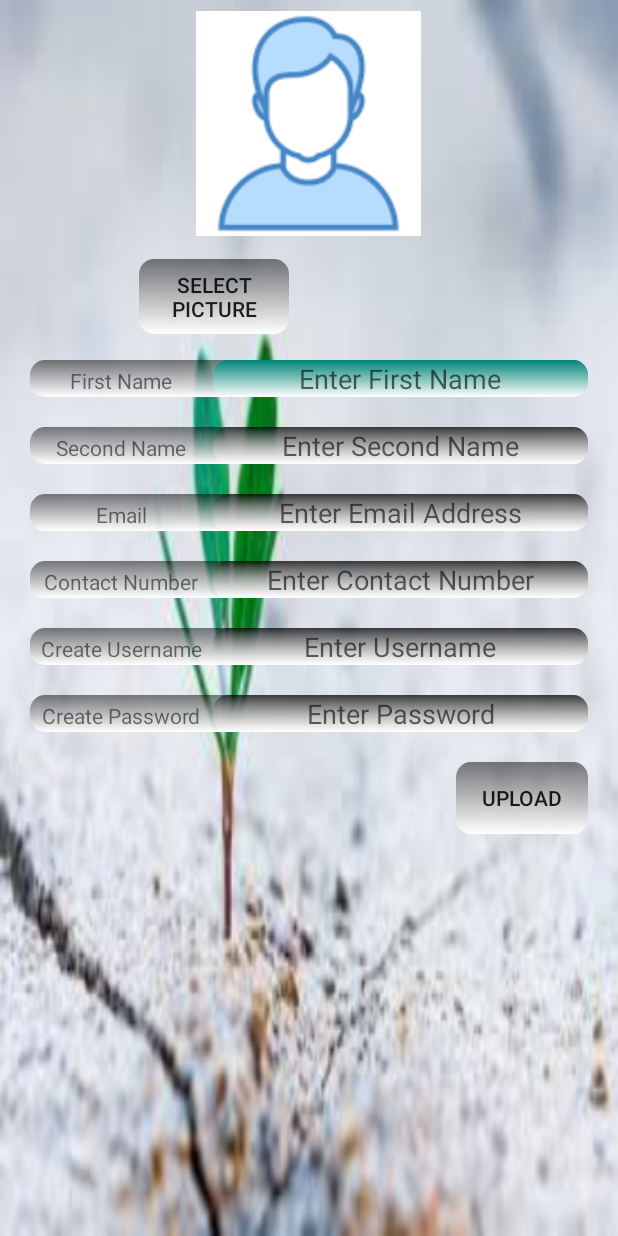
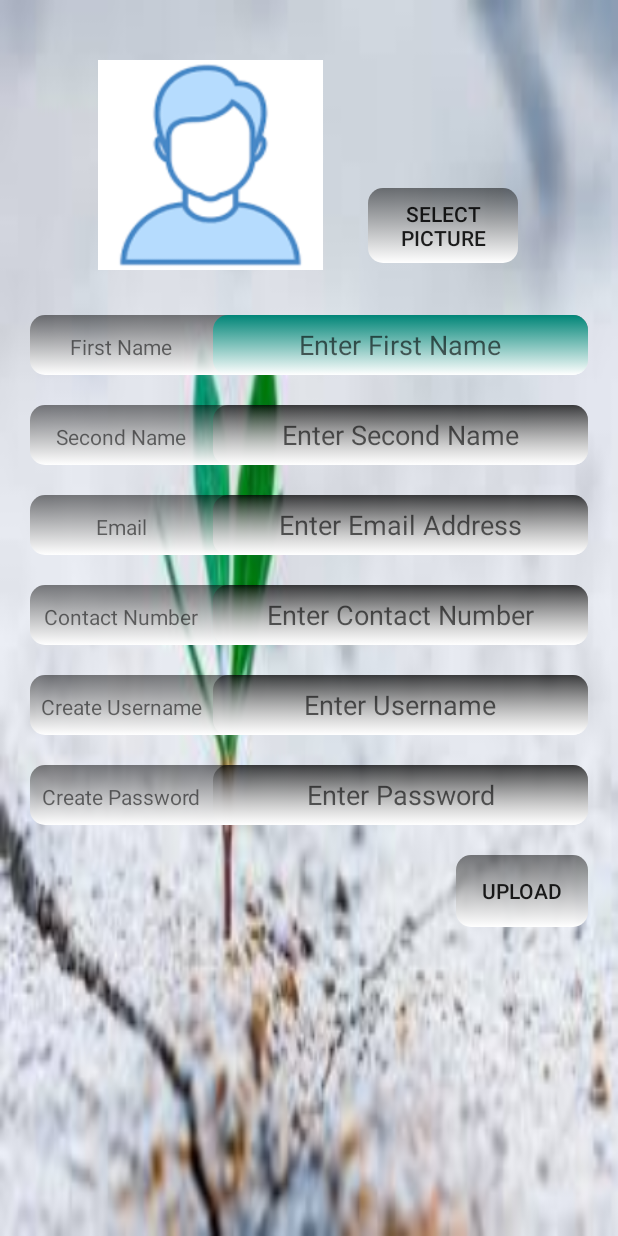
Before and after one commit to NuwanthaPrabhash/Real-Tracker, an Android app: the FarmarProfileCreation screen opened directly, with no data from a screen before it, on a phone screen of 412 x 824 dp. Run offline under Robolectric (Android 15) with nearby library versions, the phone set to English and light mode, and no system bars; our stand-ins replace Firebase (no records; nobody signed in at launch, a user with empty details on screens opened directly).

Commit message:
profile creation ui changed and saving part also created as save with the image

```diff
--- a/Project/app/src/main/java/com/example/mainactivity/activities/FarmarProfileCreation.java
+++ b/Project/app/src/main/java/com/example/mainactivity/activities/FarmarProfileCreation.java
@@ -30,17 +30,11 @@ import com.google.firebase.storage.FirebaseStorage;
 import com.google.firebase.storage.StorageReference;
 import com.google.firebase.storage.StorageTask;
 import com.google.firebase.storage.UploadTask;
-import com.prihanofficial.rabbit.logics.Rabbit;
-
-import java.io.File;
-import java.io.IOException;
-
-import de.hdodenhof.circleimageview.CircleImageView;
 
 public class FarmarProfileCreation extends AppCompatActivity {
 
     EditText firstNameEdit, secoundNameEdit, emailEdit, contactNumberEdit, createUsernameEdit, createPasswordEdit;
-    Button saveFarmarProfileCreation, profilePicSelelctButton, profilePicUploadButton;
+    Button  profilePicSelelctButton, profilePicUploadButton;
     FarmarProfileCreationModel farmarProfileCreationModel;
     DatabaseReference databaseReference;
     ImageView imageView, profilePicUploadImageView;
@@ -66,8 +60,6 @@ public class FarmarProfileCreation extends AppCompatActivity {
         contactNumberEdit = findViewById(R.id.contactNumberEdit);
         createUsernameEdit = findViewById(R.id.createUsernameEdit);
         createPasswordEdit = findViewById(R.id.createPasswordEdit);
-        saveFarmarProfileCreation = findViewById(R.id.saveFarmarProfileCreation);
-
 
         farmarProfileCreationModel = new FarmarProfileCreationModel();
         databaseReference = FirebaseDatabase.getInstance().getReference().child("FarmerProfiles");  // all these together to connect the database
@@ -87,27 +79,7 @@ public class FarmarProfileCreation extends AppCompatActivity {
 //        Rabbit.getModifiedRabbitBitmap();
 //        imageView.setImageBitmap(Rabbit.getModifiedRabbitBitmap());
 //        ///
-        saveFarmarProfileCreation.setOnClickListener(new View.OnClickListener() {
-            @Override
-            public void onClick(View v) {
 
-//                setData();
-//kkkkkkkkkk
-////                farmarProfileCreationModel.setFirstNameEdit(firstNameEdit.getText().toString().trim());
-////                farmarProfileCreationModel.setSecoundNameEdit(secoundNameEdit.getText().toString().trim());
-////                farmarProfileCreationModel.setEmailEdit(emailEdit.getText().toString().trim());
-////                farmarProfileCreationModel.setContactNumberEdit(Integer.valueOf(contactNumberEdit.getText().toString().trim()));
-////                farmarProfileCreationModel.setCreateUsernameEdit(createUsernameEdit.getText().toString().trim());
-////                farmarProfileCreationModel.setCreatePasswordEdit(Integer.valueOf(createPasswordEdit.getText().toString().trim()));
-////
-////                databaseReference.push().setValue(farmarProfileCreationModel);
-//kkkkkkkkkkkkkkk
-//                Intent saveFarmarProfileCreationIntent = new Intent(FarmarProfileCreation.this, EnterProductDetails.class);
-//                startActivity(saveFarmarProfileCreationIntent);
-
-
-            }
-        });
 
         profilePicSelelctButton.setOnClickListener(new View.OnClickListener() {
             @Override
--- a/Project/app/src/main/res/layout/activity_farmar_profile_creation.xml
+++ b/Project/app/src/main/res/layout/activity_farmar_profile_creation.xml
@@ -17,7 +17,7 @@
 
         <LinearLayout
             android:layout_width="match_parent"
-            android:layout_height="230dp"
+            android:layout_height="180dp"
             android:orientation="vertical">
 
             <RelativeLayout
@@ -30,15 +30,15 @@
                     android:id="@+id/profilePicUploadImageView"
                     android:layout_width="150dp"
                     android:layout_height="150dp"
-                    android:layout_marginLeft="38dp"
+                    android:layout_marginTop="40dp"
                     android:background="@drawable/userimg"/>
 
                 <Button
                     android:id="@+id/profilePicSelelctButton"
                     android:layout_width="100dp"
                     android:layout_height="50dp"
-                    android:layout_marginTop="165dp"
-                    android:layout_marginRight="125dp"
+                    android:layout_marginTop="125dp"
+                    android:layout_marginLeft="180dp"
                     android:background="@drawable/background_color"
                     android:text="@string/profilePicSelelct" />
 
@@ -51,7 +51,7 @@
             android:layout_width="match_parent"
             android:layout_height="match_parent"
             android:layout_marginLeft="20dp"
-            android:layout_marginTop="230dp"
+            android:layout_marginTop="200dp"
             android:layout_marginRight="20dp"
             android:layout_marginBottom="20dp"
             android:orientation="vertical">
@@ -60,7 +60,7 @@
             <!--first name-->
             <LinearLayout
                 android:layout_width="match_parent"
-                android:layout_height="wrap_content"
+                android:layout_height="40dp"
                 android:orientation="horizontal"
                 android:background="@drawable/background_color"
                 android:layout_marginTop="10dp"
@@ -69,14 +69,14 @@
                 <TextView
                     android:id="@+id/firstNameLable"
                     android:layout_width="122dp"
-                    android:layout_height="wrap_content"
+                    android:layout_height="40dp"
                     android:gravity="center"
                     android:text="@string/first_name" />
 
                 <EditText
                     android:id="@+id/firstNameEdit"
                     android:layout_width="match_parent"
-                    android:layout_height="wrap_content"
+                    android:layout_height="40dp"
                     android:gravity="center"
                     android:background="@drawable/background_color"
                     android:hint="@string/enter_first_name" />
@@ -85,7 +85,7 @@
             <!--secound name-->
             <LinearLayout
                 android:layout_width="match_parent"
-                android:layout_height="wrap_content"
+                android:layout_height="40dp"
                 android:orientation="horizontal"
                 android:background="@drawable/background_color"
                 android:layout_marginTop="10dp"
@@ -94,14 +94,14 @@
                 <TextView
                     android:id="@+id/secoundNameLable"
                     android:layout_width="122dp"
-                    android:layout_height="wrap_content"
+                    android:layout_height="40dp"
                     android:gravity="center"
                     android:text="@string/secound_name" />
 
                 <EditText
                     android:id="@+id/secoundNameEdit"
                     android:layout_width="match_parent"
-                    android:layout_height="wrap_content"
+                    android:layout_height="40dp"
                     android:gravity="center"
                     android:background="@drawable/background_color"
                     android:hint="@string/enter_second_name" />
@@ -111,7 +111,7 @@
 
             <LinearLayout
                 android:layout_width="match_parent"
-                android:layout_height="wrap_content"
+                android:layout_height="40dp"
                 android:orientation="horizontal"
                 android:background="@drawable/background_color"
                 android:layout_marginTop="10dp"
@@ -120,14 +120,14 @@
                 <TextView
                     android:id="@+id/emailLable"
                     android:layout_width="122dp"
-                    android:layout_height="wrap_content"
+                    android:layout_height="40dp"
                     android:gravity="center"
                     android:text="@string/email" />
 
                 <EditText
                     android:id="@+id/emailEdit"
                     android:layout_width="match_parent"
-                    android:layout_height="wrap_content"
+                    android:layout_height="40dp"
                     android:hint="@string/enter_email_address"
                     android:gravity="center"
                     android:background="@drawable/background_color"
@@ -138,7 +138,7 @@
 
             <LinearLayout
                 android:layout_width="match_parent"
-                android:layout_height="wrap_content"
+                android:layout_height="40dp"
                 android:orientation="horizontal"
                 android:background="@drawable/background_color"
                 android:layout_marginTop="10dp"
@@ -147,14 +147,14 @@
                 <TextView
                     android:id="@+id/contactNumberLable"
                     android:layout_width="122dp"
-                    android:layout_height="wrap_content"
+                    android:layout_height="40dp"
                     android:gravity="center"
                     android:text="@string/contact_number" />
 
                 <EditText
                     android:id="@+id/contactNumberEdit"
                     android:layout_width="match_parent"
-                    android:layout_height="wrap_content"
+                    android:layout_height="40dp"
                     android:hint="@string/enter_contact_number"
                     android:gravity="center"
                     android:background="@drawable/background_color"
@@ -164,7 +164,7 @@
             <!--create username-->
             <LinearLayout
                 android:layout_width="match_parent"
-                android:layout_height="wrap_content"
+                android:layout_height="40dp"
                 android:orientation="horizontal"
                 android:background="@drawable/background_color"
                 android:layout_marginTop="10dp"
@@ -173,14 +173,14 @@
                 <TextView
                     android:id="@+id/createUsernameLable"
                     android:layout_width="122dp"
-                    android:layout_height="wrap_content"
+                    android:layout_height="40dp"
                     android:gravity="center"
                     android:text="@string/createUsername" />
 
                 <EditText
                     android:id="@+id/createUsernameEdit"
                     android:layout_width="match_parent"
-                    android:layout_height="wrap_content"
+                    android:layout_height="40dp"
                     android:gravity="center"
                     android:background="@drawable/background_color"
                     android:hint="@string/enter_username" />
@@ -189,7 +189,7 @@
             <!--create password-->
             <LinearLayout
                 android:layout_width="match_parent"
-                android:layout_height="wrap_content"
+                android:layout_height="40dp"
                 android:orientation="horizontal"
                 android:background="@drawable/background_color"
                 android:layout_marginTop="10dp"
@@ -198,14 +198,14 @@
                 <TextView
                     android:id="@+id/createPasswordLable"
                     android:layout_width="122dp"
-                    android:layout_height="wrap_content"
+                    android:layout_height="40dp"
                     android:gravity="center"
                     android:text="@string/createPassword" />
 
                 <EditText
                     android:id="@+id/createPasswordEdit"
                     android:layout_width="match_parent"
-                    android:layout_height="wrap_content"
+                    android:layout_height="40dp"
                     android:hint="@string/enter_password"
                     android:gravity="center"
                     android:background="@drawable/background_color"
```
Also changed, not shown: Project/app/src/main/res/layout/activity_enter_product_details.xml (+28 -21 lines).
